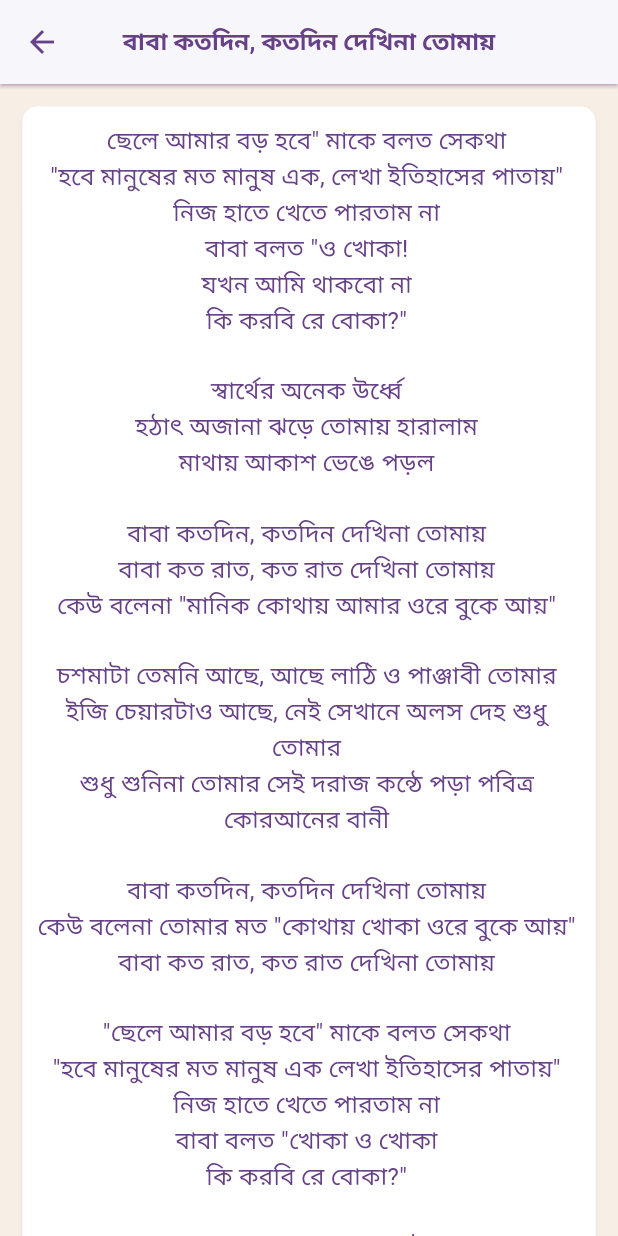
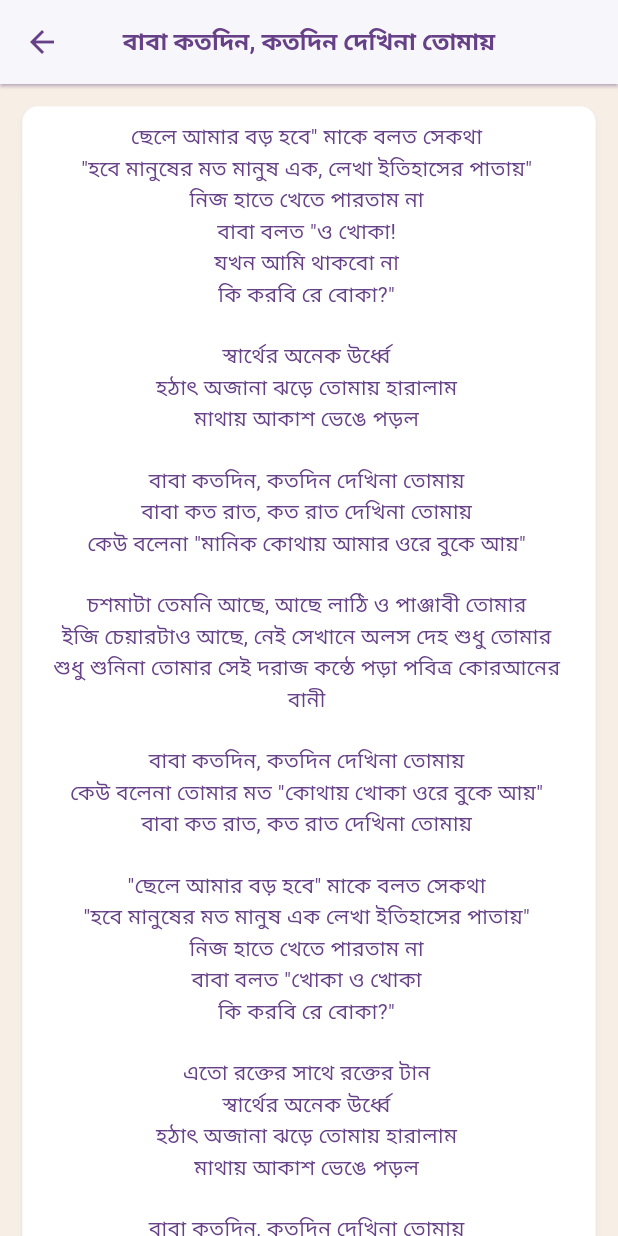
Before and after one commit to saeid721/songs_lyrics, a Flutter app: the BanglaFourScreen screen opened directly, on a phone screen of 412 x 824 dp. Run offline on Flutter 3.47's test engine with Material 3 defaults, Android fonts, the light colour scheme and no system bars; our stand-ins replace get; project files that could hold a hidden picture were left out.

Commit message:
song update

```diff
--- a/lib/bangla_lyrics/bangla_004.dart
+++ b/lib/bangla_lyrics/bangla_004.dart
@@ -78,6 +78,7 @@ class BanglaFourScreen extends StatelessWidget {
 মাথায় আকাশ ভেঙে পড়ল
 
 বাবা কতদিন, কতদিন দেখিনা তোমায়""",
+                      fontSize: 14,
                     ),
                   ),
                 ),
```
Also changed, not shown: assets/images/SplashScreen.jpg.
